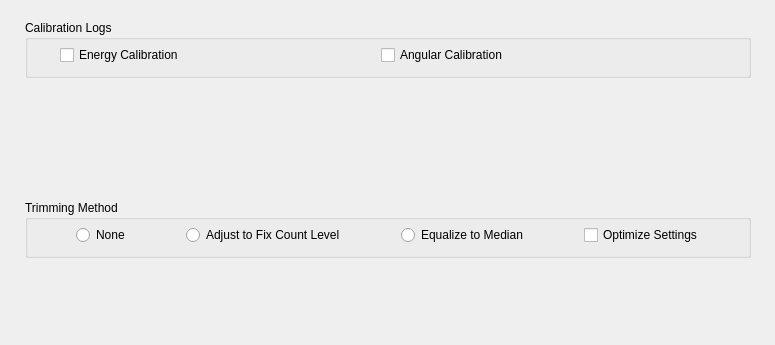
slsdetectorgroup/slsDetectorPackage, file slsDetectorGui/forms/form_tab_advanced.ui: the form before one commit.
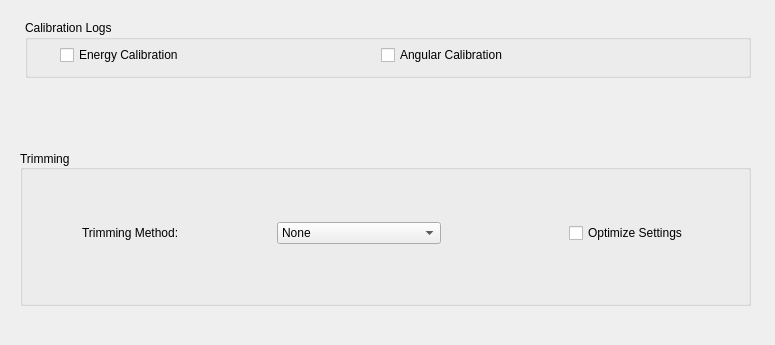
The form after the commit.

Commit message: loading and saving trimbits and calibration file works now

What changed in the file:
```diff
--- a/slsDetectorGui/forms/form_tab_advanced.ui
+++ b/slsDetectorGui/forms/form_tab_advanced.ui
@@ -31,86 +31,6 @@
   <property name="windowTitle">
    <string>Form</string>
   </property>
-  <widget class="QGroupBox" name="groupBox_2">
-   <property name="geometry">
-    <rect>
-     <x>25</x>
-     <y>200</y>
-     <width>726</width>
-     <height>58</height>
-    </rect>
-   </property>
-   <property name="title">
-    <string>Trimming Method</string>
-   </property>
-   <widget class="QWidget" name="horizontalLayoutWidget">
-    <property name="geometry">
-     <rect>
-      <x>10</x>
-      <y>20</y>
-      <width>711</width>
-      <height>31</height>
-     </rect>
-    </property>
-    <layout class="QHBoxLayout" name="horizontalLayout">
-     <property name="spacing">
-      <number>15</number>
-     </property>
-     <item>
-      <widget class="QRadioButton" name="radioButton">
-       <property name="sizePolicy">
-        <sizepolicy hsizetype="Fixed" vsizetype="Fixed">
-         <horstretch>0</horstretch>
-         <verstretch>0</verstretch>
-        </sizepolicy>
-       </property>
-       <property name="text">
-        <string>None</string>
-       </property>
-      </widget>
-     </item>
-     <item>
-      <widget class="QRadioButton" name="radioButton_2">
-       <property name="sizePolicy">
-        <sizepolicy hsizetype="Fixed" vsizetype="Fixed">
-         <horstretch>0</horstretch>
-         <verstretch>0</verstretch>
-        </sizepolicy>
-       </property>
-       <property name="text">
-        <string>Adjust to Fix Count Level</string>
-       </property>
-      </widget>
-     </item>
-     <item>
-      <widget class="QRadioButton" name="radioButton_3">
-       <property name="sizePolicy">
-        <sizepolicy hsizetype="Fixed" vsizetype="Fixed">
-         <horstretch>0</horstretch>
-         <verstretch>0</verstretch>
-        </sizepolicy>
-       </property>
-       <property name="text">
-        <string>Equalize to Median</string>
-       </property>
-      </widget>
-     </item>
-     <item>
-      <widget class="QCheckBox" name="checkBox">
-       <property name="sizePolicy">
-        <sizepolicy hsizetype="Fixed" vsizetype="Fixed">
-         <horstretch>0</horstretch>
-         <verstretch>0</verstretch>
-        </sizepolicy>
-       </property>
-       <property name="text">
-        <string>Optimize Settings</string>
-       </property>
-      </widget>
-     </item>
-    </layout>
-   </widget>
-  </widget>
   <widget class="QGroupBox" name="groupBox_3">
    <property name="geometry">
     <rect>
@@ -152,8 +72,126 @@
      </item>
     </layout>
    </widget>
-   <zorder>horizontalLayoutWidget_2</zorder>
-   <zorder>checkBox_3</zorder>
+  </widget>
+  <widget class="QGroupBox" name="groupBox_4">
+   <property name="enabled">
+    <bool>true</bool>
+   </property>
+   <property name="geometry">
+    <rect>
+     <x>20</x>
+     <y>150</y>
+     <width>731</width>
+     <height>156</height>
+    </rect>
+   </property>
+   <property name="title">
+    <string>Trimming</string>
+   </property>
+   <property name="alignment">
+    <set>Qt::AlignLeading|Qt::AlignLeft|Qt::AlignVCenter</set>
+   </property>
+   <property name="flat">
+    <bool>false</bool>
+   </property>
+   <widget class="QWidget" name="gridLayoutWidget_6">
+    <property name="geometry">
+     <rect>
+      <x>15</x>
+      <y>20</y>
+      <width>701</width>
+      <height>126</height>
+     </rect>
+    </property>
+    <layout class="QGridLayout" name="gridLayout_6">
+     <item row="0" column="1">
+      <spacer name="horizontalSpacer_17">
+       <property name="orientation">
+        <enum>Qt::Horizontal</enum>
+       </property>
+       <property name="sizeType">
+        <enum>QSizePolicy::Fixed</enum>
+       </property>
+       <property name="sizeHint" stdset="0">
+        <size>
+         <width>45</width>
+         <height>10</height>
+        </size>
+       </property>
+      </spacer>
+     </item>
+     <item row="0" column="0">
+      <widget class="QLabel" name="label">
+       <property name="sizePolicy">
+        <sizepolicy hsizetype="Fixed" vsizetype="Preferred">
+         <horstretch>0</horstretch>
+         <verstretch>0</verstretch>
+        </sizepolicy>
+       </property>
+       <property name="text">
+        <string>Trimming Method:</string>
+       </property>
+      </widget>
+     </item>
+     <item row="0" column="2">
+      <widget class="QComboBox" name="comboBox">
+       <property name="sizePolicy">
+        <sizepolicy hsizetype="Fixed" vsizetype="Fixed">
+         <horstretch>0</horstretch>
+         <verstretch>0</verstretch>
+        </sizepolicy>
+       </property>
+       <item>
+        <property name="text">
+         <string>None</string>
+        </property>
+       </item>
+       <item>
+        <property name="text">
+         <string>Adjust to Fix Count Level</string>
+        </property>
+       </item>
+       <item>
+        <property name="text">
+         <string>Equalize to Median</string>
+        </property>
+       </item>
+      </widget>
+     </item>
+     <item row="0" column="3">
+      <spacer name="horizontalSpacer_18">
+       <property name="orientation">
+        <enum>Qt::Horizontal</enum>
+       </property>
+       <property name="sizeType">
+        <enum>QSizePolicy::Fixed</enum>
+       </property>
+       <property name="sizeHint" stdset="0">
+        <size>
+         <width>75</width>
+         <height>10</height>
+        </size>
+       </property>
+      </spacer>
+     </item>
+     <item row="0" column="4">
+      <widget class="QCheckBox" name="chkSaveAll">
+       <property name="enabled">
+        <bool>true</bool>
+       </property>
+       <property name="sizePolicy">
+        <sizepolicy hsizetype="Fixed" vsizetype="Fixed">
+         <horstretch>0</horstretch>
+         <verstretch>0</verstretch>
+        </sizepolicy>
+       </property>
+       <property name="text">
+        <string>Optimize Settings</string>
+       </property>
+      </widget>
+     </item>
+    </layout>
+   </widget>
   </widget>
  </widget>
  <resources/>
```
The commit also changes 1 other file.
